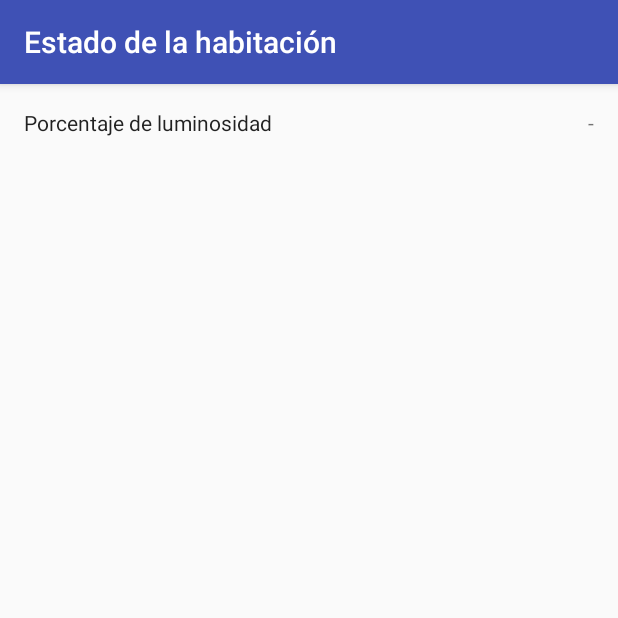
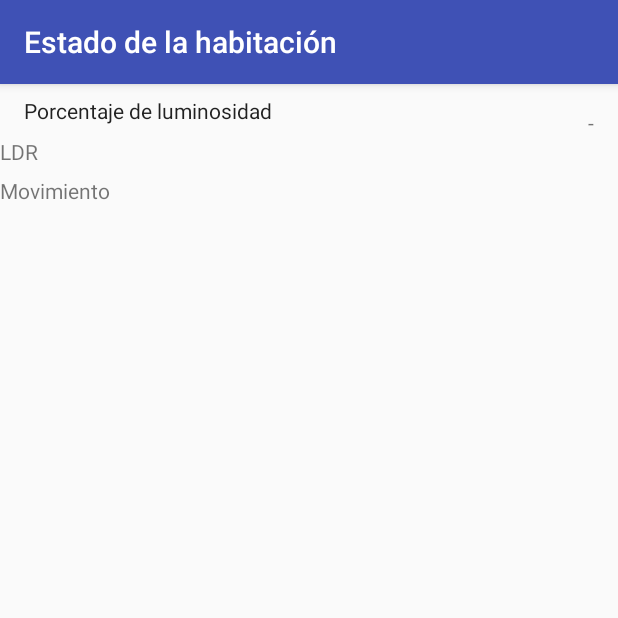
Before and after one commit to pabloL0pez/control-de-habitacion-integrado, an Android app: the EstadoActivity screen opened directly, with no data from a screen before it, on a phone screen of 412 x 824 dp, the top half of it. Run offline under Robolectric (Android 15) with nearby library versions, the phone set to English and light mode, and no system bars.

Commit message:
fixes de ultimo momento

```diff
--- a/Android/app/src/main/java/ar/com/so_unlam/chiapp/AsyncTaskTest.java
+++ b/Android/app/src/main/java/ar/com/so_unlam/chiapp/AsyncTaskTest.java
@@ -19,7 +19,7 @@ import java.net.URL;
 import static android.content.ContentValues.TAG;
 
 public class AsyncTaskTest extends AsyncTask<String, Void, String> {
-    protected String URL = "http://192.168.0.55:3000/";
+    protected String URL = "http://192.168.1.37/";
 
     private OnFetchFinishedListener listener;
 
--- a/Android/app/src/main/java/ar/com/so_unlam/chiapp/EstadoActivity.java
+++ b/Android/app/src/main/java/ar/com/so_unlam/chiapp/EstadoActivity.java
@@ -16,27 +16,31 @@ public class EstadoActivity extends AppCompatActivity {
         String jotaSonString;
         JSONObject jotaSon;
         TextView luminosidad;
+        TextView cuantaLuz;
+        TextView hayMovimiento;
         String valorLuminosidad = "-";
 
         super.onCreate(savedInstanceState);
         setContentView(R.layout.activity_estado);
         luminosidad = findViewById(R.id.etiquetaLuz);
+        cuantaLuz = findViewById(R.id.luzEnHabitacion);
+        hayMovimiento = findViewById(R.id.hayMovimiento);
 
-        String[] parametros = {"api/configs/5b3c48f8caaafe0bf38279c6", "GET", null}; // Servirá el mismo método que usamos para hacer los put? Porque en los parámetros mandamos un JSON y ahora no hace falta porque es un GET
+
+        String[] parametros = {"datosGenerales", "GET", null}; // Servirá el mismo método que usamos para hacer los put? Porque en los parámetros mandamos un JSON y ahora no hace falta porque es un GET
         new AsyncTaskTest(new AsyncTaskTest.OnFetchFinishedListener() {
             @Override
             public void onFetchFinished(String result) {
                 Log.d("result after", result);
                 try {
                     JSONObject luminosidadObj = new JSONObject(result);
-                    luminosidad.setText("Luminosidad al " + luminosidadObj.getString("value") + "%");
+                    luminosidad.setText("luz prendida al " + luminosidadObj.getString("luz") + "%");
+                    cuantaLuz.setText("Valor de movimiento (pir)" + luminosidadObj.getString("hayMovimiento"));
+                    hayMovimiento.setText("Valor de luz (ldr)" + luminosidadObj.getString("valorLdr"));
                 } catch (Throwable t) {
                     Log.d("Error", "No se pudo parsear el json");
                 }
             }
         }).execute(parametros);
-
-
-
     }
 }
--- a/Android/app/src/main/java/ar/com/so_unlam/chiapp/LogActivity.java
+++ b/Android/app/src/main/java/ar/com/so_unlam/chiapp/LogActivity.java
@@ -29,7 +29,7 @@ public class LogActivity extends AppCompatActivity {
         logs = findViewById(R.id.logs);
         logsString = new StringBuilder();
 
-        String[] parametros = {"api/logs?populate=card", "GET", null}; // Servirá el mismo método que usamos para hacer los put? Porque en los parámetros mandamos un JSON y ahora no hace falta porque es un GET
+        String[] parametros = {"api/logs?populate=card&sort=-createdAt", "GET", null}; // Servirá el mismo método que usamos para hacer los put? Porque en los parámetros mandamos un JSON y ahora no hace falta porque es un GET
         new AsyncTaskTest(new AsyncTaskTest.OnFetchFinishedListener() {
             @Override
             public void onFetchFinished(String result) {
@@ -39,7 +39,7 @@ public class LogActivity extends AppCompatActivity {
                     for (int i = 0; i < obj.length(); i++) {
                         JSONObject cardDataObj = obj.getJSONObject(i);
                         Log.d("res", cardDataObj.getJSONObject("card").get("card").toString());
-                        logsString.append("rfid: " + cardDataObj.getJSONObject("card").get("card").toString() + " Fecha: " + cardDataObj.getJSONObject("card").get("createdAt").toString() + "\n");
+                        logsString.append("rfid: " + cardDataObj.getJSONObject("card").get("card").toString() + " Fecha: " + cardDataObj.get("createdAt").toString() + "\n");
 
                     }
 
--- a/Android/app/src/main/res/layout/activity_estado.xml
+++ b/Android/app/src/main/res/layout/activity_estado.xml
@@ -12,7 +12,7 @@
         android:layout_height="wrap_content"
         android:layout_marginLeft="16dp"
         android:layout_marginStart="16dp"
-        android:layout_marginTop="16dp"
+        android:layout_marginTop="8dp"
         android:text="Porcentaje de luminosidad"
         android:textAppearance="@style/TextAppearance.AppCompat"
         app:layout_constraintStart_toStartOf="parent"
@@ -29,4 +29,22 @@
         app:layout_constraintEnd_toEndOf="parent"
         app:layout_constraintTop_toTopOf="parent" />
 
+    <TextView
+        android:id="@+id/luzEnHabitacion"
+        android:layout_width="wrap_content"
+        android:layout_height="18dp"
+        android:layout_marginTop="8dp"
+        android:text="LDR"
+        app:layout_constraintTop_toBottomOf="@+id/etiquetaLuz"
+        tools:layout_editor_absoluteX="16dp" />
+
+    <TextView
+        android:id="@+id/hayMovimiento"
+        android:layout_width="wrap_content"
+        android:layout_height="wrap_content"
+        android:layout_marginTop="8dp"
+        android:text="Movimiento"
+        app:layout_constraintTop_toBottomOf="@+id/luzEnHabitacion"
+        tools:layout_editor_absoluteX="16dp" />
+
 </android.support.constraint.ConstraintLayout>
```
Also changed, not shown: 2 other files.
